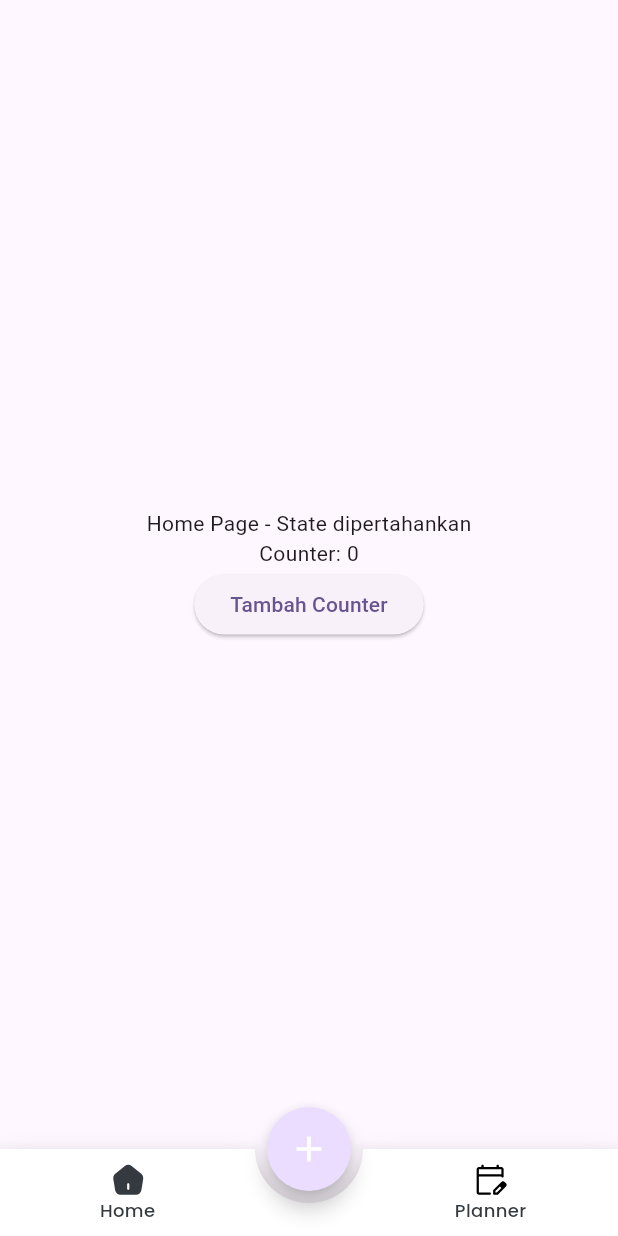
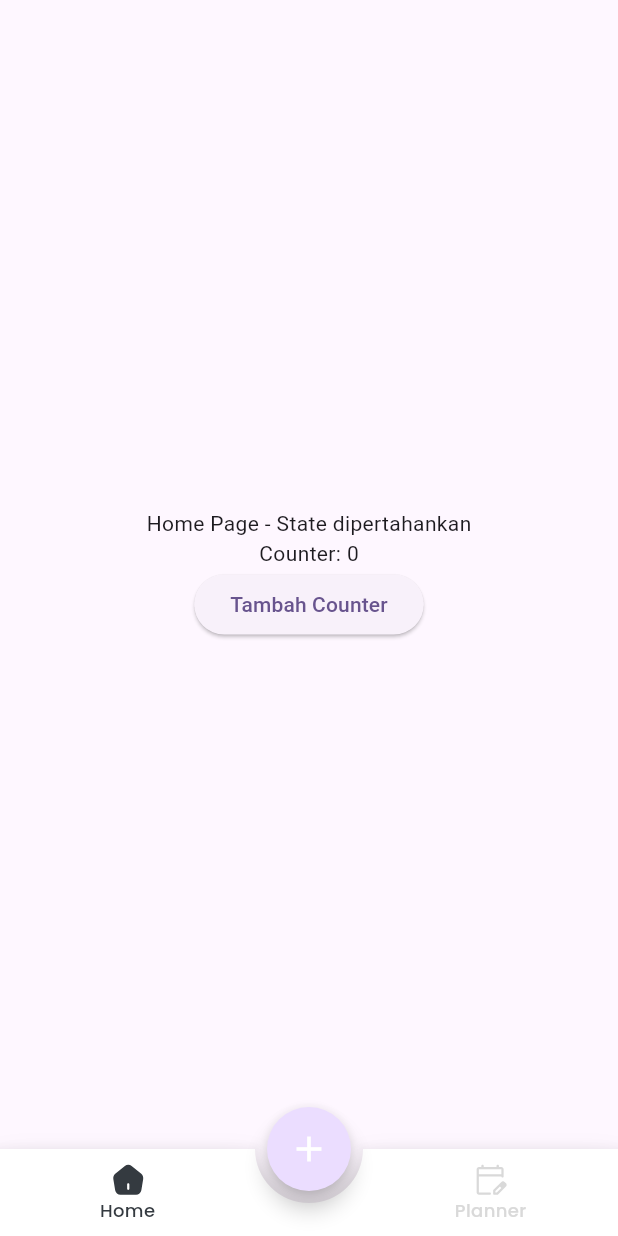
Before and after one commit to Modisch-PENS/modisch_mobile_v2, a Flutter app: the screen it shows after launch, on a phone screen of 412 x 824 dp. Run offline on Flutter 3.47's test engine with Material 3 defaults, Android fonts, the phone set to English and light mode, and no system bars; drawn by our look-alikes of stylish_bottom_bar; our stand-ins replace flutter_svg, go_router, google_fonts; statements that could not run were skipped.

Commit message:
fixing details in navbar items

```diff
--- a/lib/core/constants/typography.dart
+++ b/lib/core/constants/typography.dart
@@ -37,6 +37,6 @@ class AppTypography {
   static final TextStyle navbar = GoogleFonts.poppins(
     fontSize: 12,
     fontWeight: FontWeight.w500,
-    color: AppColors.fontActive,
+    // color: AppColors.fontActive,
   );
 }
--- a/lib/features/main/constants/navigation_items.dart
+++ b/lib/features/main/constants/navigation_items.dart
@@ -10,12 +10,14 @@ class NavigationItems {
       icon: SvgPicture.asset('assets/icons/navbar/home.svg'),
       selectedIcon: SvgPicture.asset('assets/icons/navbar/home_active.svg'),
       selectedColor: AppColors.fontActive,
+      unSelectedColor: AppColors.disabled,
       title: Text('Home', style: AppTypography.navbar),
     ),
     BottomBarItem(
       icon: SvgPicture.asset('assets/icons/navbar/planner.svg'),
       selectedIcon: SvgPicture.asset('assets/icons/navbar/planner_active.svg'),
       selectedColor: AppColors.fontActive,
+      unSelectedColor: AppColors.disabled,
       title: Text('Planner', style: AppTypography.navbar),
     ),
   ];
--- a/lib/features/main/widget/bottom_bar/stylish_bottom_bar_wrapper.dart
+++ b/lib/features/main/widget/bottom_bar/stylish_bottom_bar_wrapper.dart
@@ -1,5 +1,6 @@
 import 'package:flutter/material.dart';
 import 'package:go_router/go_router.dart';
+import 'package:modisch/core/constants/colors.dart';
 import 'package:stylish_bottom_bar/stylish_bottom_bar.dart';
 import 'package:modisch/features/main/constants/navigation_items.dart';
 
@@ -29,7 +30,11 @@ class StylishBottomBarWrapper extends StatelessWidget {
   Widget build(BuildContext context) {
     return StylishBottomBar(
       items: NavigationItems.bottomBarItems,
-      option: AnimatedBarOptions(iconStyle: IconStyle.Default, padding: EdgeInsets.all(8.0)),
+      option: AnimatedBarOptions(
+        padding: EdgeInsets.symmetric(horizontal: 32.0, vertical: 16.0),
+        inkEffect: true,
+        inkColor: AppColors.secondary
+      ),
       hasNotch: true,
       fabLocation: StylishBarFabLocation.center,
       currentIndex: navigationShell.currentIndex,
```
Also changed, not shown: assets/icons/navbar/home.svg, assets/icons/navbar/planner.svg, assets/icons/navbar/planner_active.svg.
